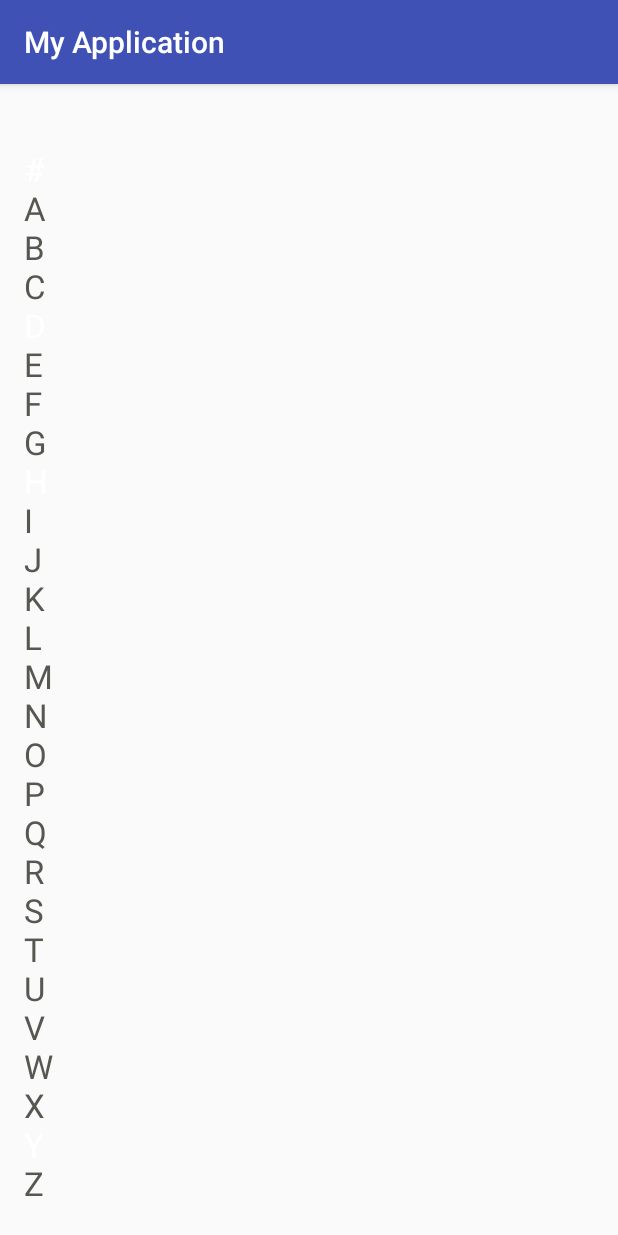
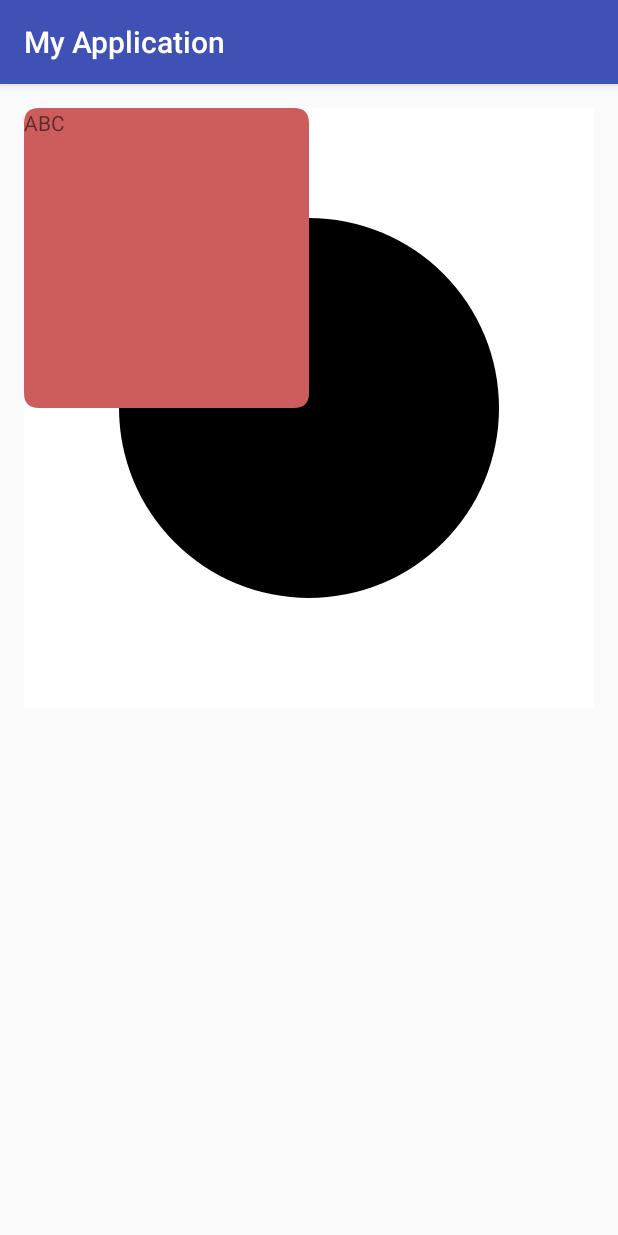
Before and after one commit to KyleCe/MyTestApplication, an Android app: the screen it shows after launch (IndexActivity before the commit, DrawBackgroundActivity after it), on a phone screen of 412 x 824 dp. Run offline under Robolectric (Android 15) with nearby library versions, the light colour scheme and no system bars; 7 statements that could not run were skipped.

Commit message:
test round rectangle with radius

```diff
--- a/app/src/main/AndroidManifest.xml
+++ b/app/src/main/AndroidManifest.xml
@@ -99,6 +99,8 @@
 
         <activity android:name=".checkbox.CheckboxActivity">
         </activity>
+        <activity android:name=".drawbg.DrawBackgroundActivity">
+        </activity>
     </application>
 
 </manifest>
--- a/app/src/main/java/com/ce/game/myapplication/MainActivity.java
+++ b/app/src/main/java/com/ce/game/myapplication/MainActivity.java
@@ -16,8 +16,8 @@ import android.view.animation.AnimationSet;
 import android.widget.FrameLayout;
 import android.widget.TextView;
 
+import com.ce.game.myapplication.drawbg.DrawBackgroundActivity;
 import com.ce.game.myapplication.reverse.Rotate3dAnimation;
-import com.ce.game.myapplication.sideindex.IndexActivity;
 import com.ce.game.myapplication.view.HorizontalSpacesItemDecoration;
 import com.ce.game.myapplication.view.MyRecyclerViewAdapter;
 import com.ce.game.myapplication.view.PageRecyclerView;
@@ -187,7 +187,8 @@ public class MainActivity extends AppCompatActivity {
     private void guideToDebugActivity() {
 //        startActivity(new Intent(context, LockOrOpenAdminSettingActivity.class));
 //        startActivity(new Intent(context, CameraResultActivity.class).addFlags(Intent.FLAG_ACTIVITY_NEW_TASK));
-        startActivity(new Intent(context, IndexActivity.class));
+        startActivity(new Intent(context, DrawBackgroundActivity.class));
+//        startActivity(new Intent(context, IndexActivity.class));
 //        startActivity(new Intent(context, CheckboxActivity.class));
 //        startActivity(new Intent(context, RollingAnimActivity.class));
 //        startActivity(new Intent(context, NotiAccessActivity.class));
--- /dev/null
+++ b/app/src/main/java/com/ce/game/myapplication/drawbg/CustomTextView.java
@@ -0,0 +1,124 @@
+package com.ce.game.myapplication.drawbg;
+
+import android.content.Context;
+import android.graphics.Canvas;
+import android.graphics.Color;
+import android.graphics.Paint;
+import android.graphics.Path;
+import android.util.AttributeSet;
+import android.widget.TextView;
+
+/**
+ * Created by KyleCe on 2016/6/22.
+ *
+ * @author: KyleCe
+ */
+public class CustomTextView extends TextView {
+    public CustomTextView(Context context) {
+        super(context);
+    }
+
+    public CustomTextView(Context context, AttributeSet attrs) {
+        super(context, attrs);
+    }
+
+    public CustomTextView(Context context, AttributeSet attrs, int defStyleAttr) {
+        super(context, attrs, defStyleAttr);
+
+    }
+
+    @Override
+    protected void onDraw(Canvas canvas) {
+
+        int x = canvas.getWidth();
+        int y = canvas.getHeight();
+        int radius;
+        radius = 100;
+        Paint paint1 = new Paint();
+        paint1.setStyle(Paint.Style.FILL);
+        paint1.setColor(Color.WHITE);
+        canvas.drawPaint(paint1);
+        // Use Color.parseColor to define HTML colors
+        paint1.setColor(Color.parseColor("#CD5C5C"));
+        canvas.drawCircle(x / 2, y / 2, radius, paint1);
+
+
+        Paint paint = new Paint(); //设置一个笔刷大小是3的黄色的画笔
+        paint.setColor(Color.BLACK);
+        paint.setStrokeJoin(Paint.Join.ROUND);
+        paint.setStrokeCap(Paint.Cap.ROUND);
+        paint.setStrokeWidth(3);
+        canvas.drawCircle(x / 2, y / 2, 190, paint);
+
+
+        Paint paint2 = new Paint();
+        paint2.setColor(Color.GREEN);
+        paint2.setStyle(Paint.Style.FILL_AND_STROKE);
+        paint2.setStrokeWidth(10);
+        float leftx = 20;
+        float topy = 20;
+        float rightx = 500;
+        float bottomy = 300;
+//        canvas.drawRect(leftx, topy, rightx, bottomy, paint2);
+//        canvas.drawRect(new RectF(0, 110, 100, 290), paint);
+//        canvas.drawRoundRect(new RectF(0, 100, 100, 200), 16, 16, paint);
+
+        Path path = RoundedRect(0, 0, x / 2, y / 2, 15, 15,
+                true, true, true, true);
+        canvas.drawPath(path, paint1);
+        super.onDraw(canvas);
+    }
+
+    public static Path RoundedRect(
+            float left, float top, float right, float bottom, float rx, float ry,
+            boolean tl, boolean tr, boolean br, boolean bl
+    ) {
+        Path path = new Path();
+        if (rx < 0) rx = 0;
+        if (ry < 0) ry = 0;
+        float width = right - left;
+        float height = bottom - top;
+        if (rx > width / 2) rx = width / 2;
+        if (ry > height / 2) ry = height / 2;
+        float widthMinusCorners = (width - (2 * rx));
+        float heightMinusCorners = (height - (2 * ry));
+
+        path.moveTo(right, top + ry);
+        if (tr)
+            path.rQuadTo(0, -ry, -rx, -ry);//top-right corner
+        else {
+            path.rLineTo(0, -ry);
+            path.rLineTo(-rx, 0);
+        }
+        path.rLineTo(-widthMinusCorners, 0);
+        if (tl)
+            path.rQuadTo(-rx, 0, -rx, ry); //top-left corner
+        else {
+            path.rLineTo(-rx, 0);
+            path.rLineTo(0, ry);
+        }
+        path.rLineTo(0, heightMinusCorners);
+
+        if (bl)
+            path.rQuadTo(0, ry, rx, ry);//bottom-left corner
+        else {
+            path.rLineTo(0, ry);
+            path.rLineTo(rx, 0);
+        }
+
+        path.rLineTo(widthMinusCorners, 0);
+        if (br)
+            path.rQuadTo(rx, 0, rx, -ry); //bottom-right corner
+        else {
+            path.rLineTo(rx, 0);
+            path.rLineTo(0, -ry);
+        }
+
+        path.rLineTo(0, -heightMinusCorners);
+
+        path.close();//Given close, last lineto can be removed.
+
+        return path;
+    }
+
+}
--- /dev/null
+++ b/app/src/main/java/com/ce/game/myapplication/drawbg/DrawBackgroundActivity.java
@@ -0,0 +1,15 @@
+package com.ce.game.myapplication.drawbg;
+
+import android.os.Bundle;
+import android.support.v7.app.AppCompatActivity;
+
+import com.ce.game.myapplication.R;
+
+public class DrawBackgroundActivity extends AppCompatActivity {
+
+    @Override
+    protected void onCreate(Bundle savedInstanceState) {
+        super.onCreate(savedInstanceState);
+        setContentView(R.layout.activity_draw_background);
+    }
+}
--- /dev/null
+++ b/app/src/main/res/layout/activity_draw_background.xml
@@ -0,0 +1,20 @@
+<?xml version="1.0" encoding="utf-8"?>
+<RelativeLayout
+    xmlns:android="http://schemas.android.com/apk/res/android"
+    xmlns:tools="http://schemas.android.com/tools"
+    android:layout_width="match_parent"
+    android:layout_height="match_parent"
+    android:paddingBottom="@dimen/activity_vertical_margin"
+    android:paddingLeft="@dimen/activity_horizontal_margin"
+    android:paddingRight="@dimen/activity_horizontal_margin"
+    android:paddingTop="@dimen/activity_vertical_margin"
+    tools:context="com.ce.game.myapplication.drawbg.DrawBackgroundActivity">
+
+
+    <com.ce.game.myapplication.drawbg.CustomTextView
+        android:layout_width="400dp"
+        android:layout_height="400dp"
+        android:background="@android:color/holo_blue_light"
+        android:text="ABC"
+        />
+</RelativeLayout>
```
